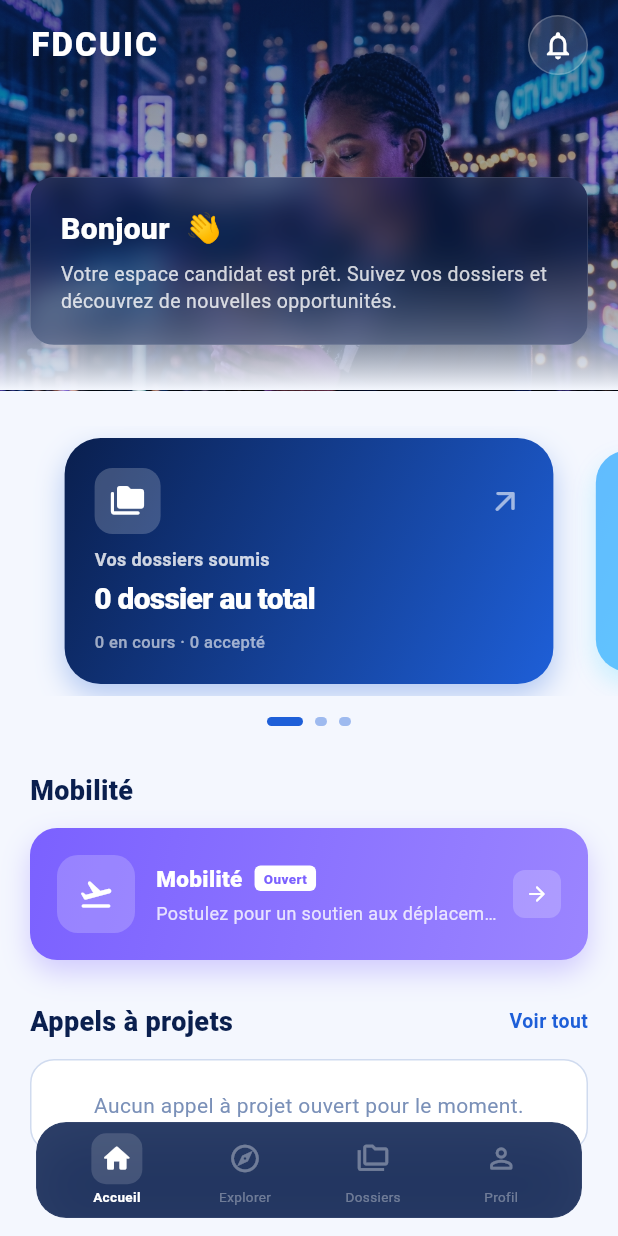
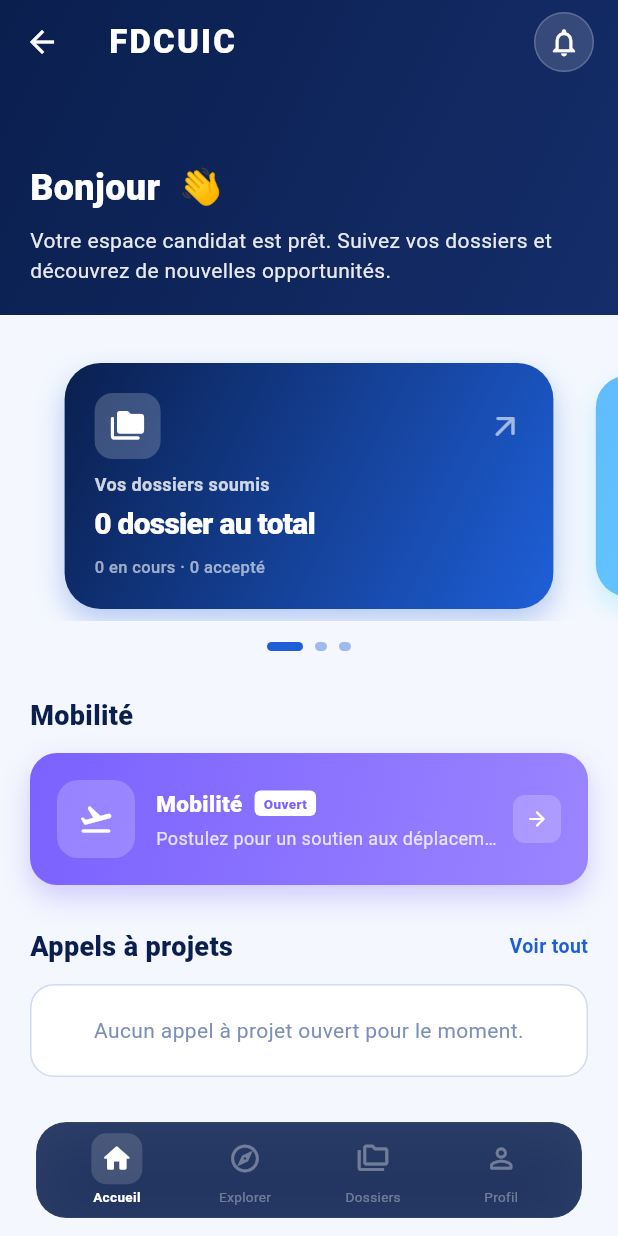
Before and after one commit to Fasha18/fdcuic-backend, a Flutter app: the HomeScreen screen opened by its route, on a phone screen of 412 x 824 dp. Run offline on Flutter 3.47's test engine with Material 3 defaults, Android fonts, the phone set to English and light mode, and no system bars; our stand-ins replace dio, file_picker, flutter_riverpod, flutter_secure_storage, go_router, google_fonts and 1 more; accounts and stored records are empty; network calls fail.

Commit message:
fix(flutter): Refonte design accueil (plus d'IA, header sticky premium) et ajout cache-buster API pour forcer le rafraichissement des appels a projets

```diff
--- a/flutter_application_1/lib/screens/home/home_screen.dart
+++ b/flutter_application_1/lib/screens/home/home_screen.dart
@@ -347,14 +347,108 @@ class _HomeDashboardState extends State<_HomeDashboard> with TickerProviderState
 
     final cards = _carouselCards;
 
-    return SingleChildScrollView(
+    return CustomScrollView(
       physics: const BouncingScrollPhysics(),
+      slivers: [
+        // ── NOUVEAU HEADER (Sticky) ─────────────
+        SliverAppBar(
+          expandedHeight: 210.0,
+          floating: false,
+          pinned: true,
+          backgroundColor: FDColors.navy,
+          elevation: 0,
+          title: const Text(
+            'FDCUIC',
+            style: TextStyle(
+              fontSize: 22,
+              fontWeight: FontWeight.w900,
+              color: FDColors.white,
+              letterSpacing: 1.5,
+            ),
+          ),
+          actions: [
+            GestureDetector(
+              onTap: () => Navigator.pushNamed(context, AppRoutes.notifs),
+              child: Stack(
+                alignment: Alignment.center,
+                children: [
+                  Container(
+                    margin: const EdgeInsets.only(right: 16),
+                    padding: const EdgeInsets.all(8),
+                    decoration: BoxDecoration(
+                      color: FDColors.white.withValues(alpha: 0.15),
+                      shape: BoxShape.circle,
+                      border: Border.all(color: FDColors.white.withValues(alpha: 0.2)),
+                    ),
+                    child: const Icon(Icons.notifications_outlined, color: FDColors.white, size: 22),
+                  ),
+                  if (_notifCount > 0)
+                    Positioned(
+                      right: 16,
+                      top: 10,
+                      child: Container(
+                        padding: const EdgeInsets.all(4),
+                        decoration: const BoxDecoration(
+                          color: FDColors.coral,
+                          shape: BoxShape.circle,
+                        ),
+                        child: Text(
+                          _notifCount > 9 ? '9+' : '$_notifCount',
+                          style: const TextStyle(
+                            color: FDColors.white,
+                            fontSize: 9,
+                            fontWeight: FontWeight.w800,
+                          ),
+                        ),
+                      ),
+                    ),
+                ],
+              ),
+            ),
+          ],
+          flexibleSpace: FlexibleSpaceBar(
+            background: Container(
+              decoration: const BoxDecoration(
+                gradient: FDGradients.header,
+              ),
+              child: SafeArea(
+                bottom: false,
+                child: Padding(
+                  padding: const EdgeInsets.fromLTRB(20, 60, 20, 20),
+                  child: Column(
+                    crossAxisAlignment: CrossAxisAlignment.start,
+                    mainAxisAlignment: MainAxisAlignment.end,
+                    children: [
+                      Text(
+                        'Bonjour ${_user?['prenom'] ?? ''} 👋',
+                        style: const TextStyle(
+                          fontSize: 24,
+                          fontWeight: FontWeight.w800,
+                          color: FDColors.white,
+                        ),
+                      ),
+                      const SizedBox(height: 8),
+                      Text(
+                        'Votre espace candidat est prêt. Suivez vos dossiers et découvrez de nouvelles opportunités.',
+                        style: TextStyle(
+                          fontSize: 14,
+                          color: FDColors.white.withValues(alpha: 0.9),
+                          height: 1.4,
+                        ),
+                      ),
+                    ],
+                  ),
+                ),
+              ),
+            ),
+          ),
+        ),
+
+        // ── CONTENU DE LA PAGE ─────────────
+        SliverToBoxAdapter(
           child: Column(
             crossAxisAlignment: CrossAxisAlignment.start,
             children: [
-          // ── HEADER VIVANT (Image animée) ─────────────
-          _buildLivingHeader(),
-
               const SizedBox(height: 24),
 
               // ── CAROUSEL HORIZONTAL ──────────
@@ -429,156 +523,12 @@ class _HomeDashboardState extends State<_HomeDashboard> with TickerProviderState
               SizedBox(height: MediaQuery.of(context).padding.bottom + 100),
             ],
           ),
+        ),
+      ],
     );
   }
 
-  // ────────────────────────────────────────────
-  //  HEADER VIVANT (Image de fond + Animation)
-  // ────────────────────────────────────────────
-  Widget _buildLivingHeader() {
-    return SizedBox(
-      height: 260,
-      width: double.infinity,
-      child: Stack(
-        fit: StackFit.expand,
-        children: [
-          // 1. Image de fond avec effet de respiration (zoom léger)
-          AnimatedBuilder(
-            animation: _breathingController,
-            builder: (context, child) {
-              // Scale de 1.0 à 1.05
-              final scale = 1.0 + (_breathingController.value * 0.05);
-              return Transform.scale(
-                scale: scale,
-                child: child,
-              );
-            },
-            child: Image.asset(
-              'assets/images/header_bg.png',
-              fit: BoxFit.cover,
-            ),
-          ),
 
-          // 2. Dégradé sombre pour lisibilité
-          Container(
-            decoration: BoxDecoration(
-              gradient: LinearGradient(
-                begin: Alignment.topCenter,
-                end: Alignment.bottomCenter,
-                colors: [
-                  FDColors.navy.withValues(alpha: 0.6),
-                  FDColors.navy.withValues(alpha: 0.3),
-                  FDColors.skyBg,
-                ],
-                stops: const [0.0, 0.6, 1.0],
-              ),
-            ),
-          ),
-
-          // 3. Contenu (FDCUIC, cloche, et Bonjour)
-          SafeArea(
-            bottom: false,
-            child: Padding(
-              padding: const EdgeInsets.symmetric(horizontal: 20, vertical: 10),
-              child: Column(
-                crossAxisAlignment: CrossAxisAlignment.start,
-                children: [
-                  // Logo + Notifs
-                  Row(
-                    mainAxisAlignment: MainAxisAlignment.spaceBetween,
-                    children: [
-                      const Text(
-                        'FDCUIC',
-                        style: TextStyle(
-                          fontSize: 22,
-                          fontWeight: FontWeight.w900,
-                          color: FDColors.white,
-                          letterSpacing: 1.5,
-                        ),
-                      ),
-                      GestureDetector(
-                        onTap: () => Navigator.pushNamed(context, AppRoutes.notifs),
-                        child: Stack(
-                          children: [
-                            Container(
-                              padding: const EdgeInsets.all(8),
-                              decoration: BoxDecoration(
-                                color: FDColors.white.withValues(alpha: 0.15),
-                                shape: BoxShape.circle,
-                                border: Border.all(color: FDColors.white.withValues(alpha: 0.2)),
-                              ),
-                              child: const Icon(Icons.notifications_outlined, color: FDColors.white, size: 22),
-                            ),
-                            if (_notifCount > 0)
-                              Positioned(
-                                right: 0, top: 0,
-                                child: Container(
-                                  padding: const EdgeInsets.all(4),
-                                  decoration: const BoxDecoration(
-                                    color: FDColors.coral,
-                                    shape: BoxShape.circle,
-                                  ),
-                                  child: Text(
-                                    _notifCount > 9 ? '9+' : '$_notifCount',
-                                    style: const TextStyle(
-                                      color: FDColors.white,
-                                      fontSize: 9,
-                                      fontWeight: FontWeight.w800,
-                                    ),
-                                  ),
-                                ),
-                              ),
-                          ],
-                        ),
-                      ),
-                    ],
-                  ),
-                  const Spacer(),
-                  // Texte Bonjour (Bannière intégrée au header)
-                  ClipRRect(
-                    borderRadius: BorderRadius.circular(16),
-                    child: BackdropFilter(
-                      filter: ImageFilter.blur(sigmaX: 10, sigmaY: 10),
-                      child: Container(
-                        padding: const EdgeInsets.all(20),
-                        decoration: BoxDecoration(
-                          color: FDColors.navy.withValues(alpha: 0.4),
-                          border: Border.all(color: FDColors.white.withValues(alpha: 0.15), width: 0.5),
-                        ),
-                        child: Column(
-                          crossAxisAlignment: CrossAxisAlignment.start,
-                          children: [
-                            Text(
-                              'Bonjour ${_user?['prenom'] ?? ''} 👋',
-                              style: const TextStyle(
-                                fontSize: 20,
-                                fontWeight: FontWeight.w800,
-                                color: FDColors.white,
-                              ),
-                            ),
-                            const SizedBox(height: 6),
-                            Text(
-                              'Votre espace candidat est prêt. Suivez vos dossiers et découvrez de nouvelles opportunités.',
-                              style: TextStyle(
-                                fontSize: 13,
-                                color: FDColors.white.withValues(alpha: 0.8),
-                                height: 1.4,
-                              ),
-                            ),
-                          ],
-                        ),
-                      ),
-                    ),
-                  ),
-                  const SizedBox(height: 20),
-                ],
-              ),
-            ),
-          ),
-        ],
-      ),
-    );
-  }
 
   // ────────────────────────────────────────────
   //  CAROUSEL CARD
--- a/flutter_application_1/lib/services/api_service.dart
+++ b/flutter_application_1/lib/services/api_service.dart
@@ -111,7 +111,7 @@ class ApiService {
   // ── APPELS À PROJETS ──────────────────────────────────
   static Future<List<dynamic>> getAppelsOuverts() async {
     final res = await http.get(
-      Uri.parse('$baseUrl/api/appels'),
+      Uri.parse('$baseUrl/api/appels?t=${DateTime.now().millisecondsSinceEpoch}'),
       headers: await _headers(auth: false),
     );
     if (res.statusCode == 200) {
@@ -128,7 +128,7 @@ class ApiService {
 
   static Future<List<dynamic>> getTousLesAppels() async {
     final res = await http.get(
-      Uri.parse('$baseUrl/api/appels/tous'),
+      Uri.parse('$baseUrl/api/appels/tous?t=${DateTime.now().millisecondsSinceEpoch}'),
       headers: await _headers(),
     );
     if (res.statusCode == 200) {
```
Lines whose indentation alone changed are shown as unchanged.
